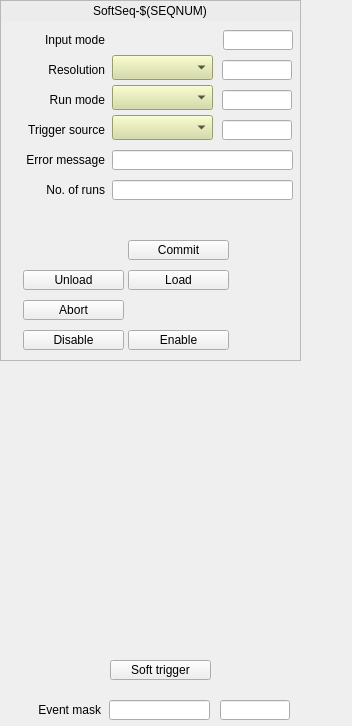
paulscherrerinstitute/mrfioc2, file ui/EVG/G_EVG_softSeq.ui: the form before one commit.
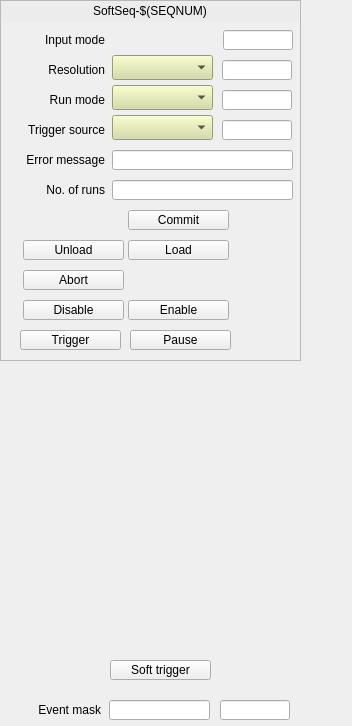
The form after the commit. Custom widgets are drawn as their Qt base class.

Commit message: [COSYLAB-394] EVM: Software sequence mask and enable updated. - SW Seq enable added - sequence RAM of sequence 1 is used for setting mask/enable bits, since the bits are shared between all sequence RAMs - soft sequence commands for triggering and pausing the sequence added to UI

Patch:
```diff
--- a/ui/EVG/G_EVG_softSeq.ui
+++ b/ui/EVG/G_EVG_softSeq.ui
@@ -48,7 +48,7 @@
     <property name="geometry">
      <rect>
       <x>128</x>
-      <y>330</y>
+      <y>300</y>
       <width>101</width>
       <height>20</height>
      </rect>
@@ -67,7 +67,7 @@
     <property name="geometry">
      <rect>
       <x>128</x>
-      <y>240</y>
+      <y>210</y>
       <width>101</width>
       <height>20</height>
      </rect>
@@ -86,7 +86,7 @@
     <property name="geometry">
      <rect>
       <x>238</x>
-      <y>330</y>
+      <y>300</y>
       <width>20</width>
       <height>20</height>
      </rect>
@@ -126,7 +126,7 @@
     <property name="geometry">
      <rect>
       <x>238</x>
-      <y>240</y>
+      <y>210</y>
       <width>20</width>
       <height>20</height>
      </rect>
@@ -182,7 +182,7 @@
     <property name="geometry">
      <rect>
       <x>238</x>
-      <y>270</y>
+      <y>240</y>
       <width>20</width>
       <height>20</height>
      </rect>
@@ -222,7 +222,7 @@
     <property name="geometry">
      <rect>
       <x>128</x>
-      <y>270</y>
+      <y>240</y>
       <width>101</width>
       <height>20</height>
      </rect>
@@ -241,7 +241,7 @@
     <property name="geometry">
      <rect>
       <x>23</x>
-      <y>300</y>
+      <y>270</y>
       <width>101</width>
       <height>20</height>
      </rect>
@@ -340,7 +340,7 @@
     <property name="geometry">
      <rect>
       <x>23</x>
-      <y>330</y>
+      <y>300</y>
       <width>101</width>
       <height>20</height>
      </rect>
@@ -375,7 +375,7 @@
     <property name="geometry">
      <rect>
       <x>23</x>
-      <y>270</y>
+      <y>240</y>
       <width>101</width>
       <height>20</height>
      </rect>
@@ -573,20 +573,42 @@
      <set>Qt::AlignCenter</set>
     </property>
    </widget>
-   <widget class="caInclude" name="cainclude">
+   <widget class="caMessageButton" name="camessagebutton_8">
     <property name="geometry">
      <rect>
-      <x>1</x>
-      <y>210</y>
-      <width>295</width>
-      <height>31</height>
+      <x>20</x>
+      <y>330</y>
+      <width>101</width>
+      <height>20</height>
      </rect>
     </property>
-    <property name="macro">
-     <string notr="true">SEQNUM=$(SEQNUM), EVG=$(EVG)</string>
+    <property name="text">
+     <string>Trigger</string>
     </property>
-    <property name="filename" stdset="0">
-     <string notr="true">G_EVG_$(FF)_softSeq_swMask.ui</string>
+    <property name="channel" stdset="0">
+     <string notr="true">$(EVG):SoftSeq-$(SEQNUM)-SoftTrig-Cmd</string>
+    </property>
+    <property name="releaseMessage">
+     <string notr="true">1</string>
+    </property>
+   </widget>
+   <widget class="caMessageButton" name="camessagebutton_9">
+    <property name="geometry">
+     <rect>
+      <x>130</x>
+      <y>330</y>
+      <width>101</width>
+      <height>20</height>
+     </rect>
+    </property>
+    <property name="text">
+     <string>Pause</string>
+    </property>
+    <property name="channel" stdset="0">
+     <string notr="true">$(EVG):SoftSeq-$(SEQNUM)-Pause-Cmd</string>
+    </property>
+    <property name="releaseMessage">
+     <string notr="true">1</string>
     </property>
    </widget>
   </widget>
@@ -700,11 +722,6 @@
    <extends>QLabel</extends>
    <header>caLabel</header>
   </customwidget>
-  <customwidget>
-   <class>caInclude</class>
-   <extends>QWidget</extends>
-   <header>caInclude</header>
-  </customwidget>
   <customwidget>
    <class>caLed</class>
    <extends>QWidget</extends>
```
The commit also changes 7 other files.
